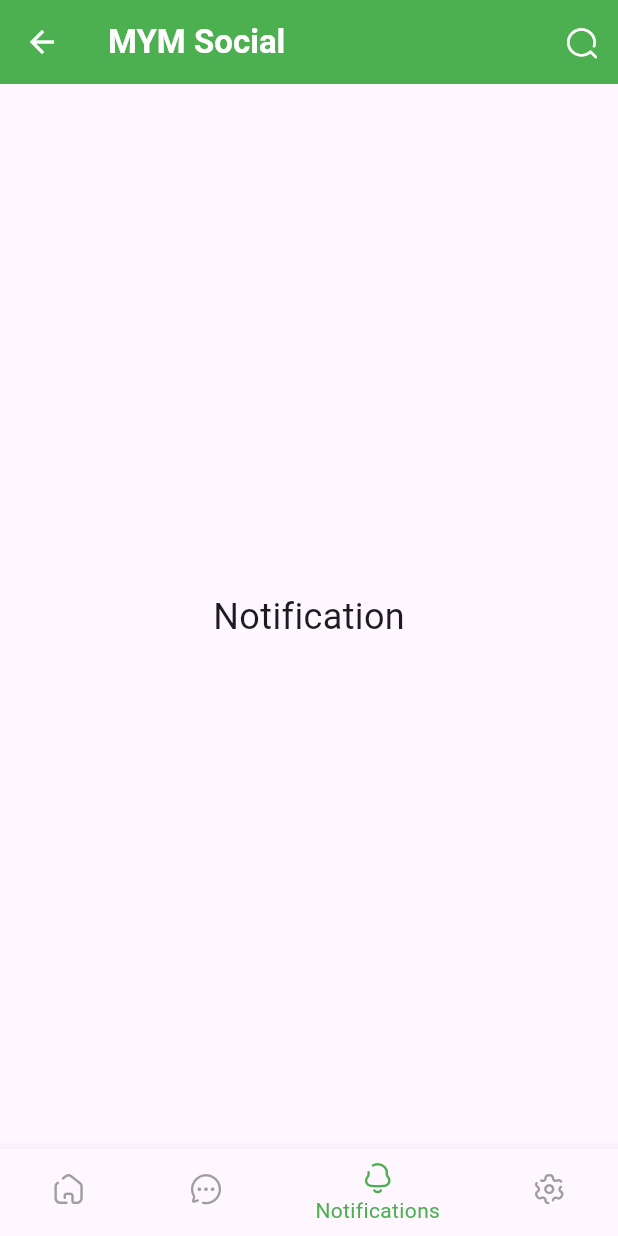
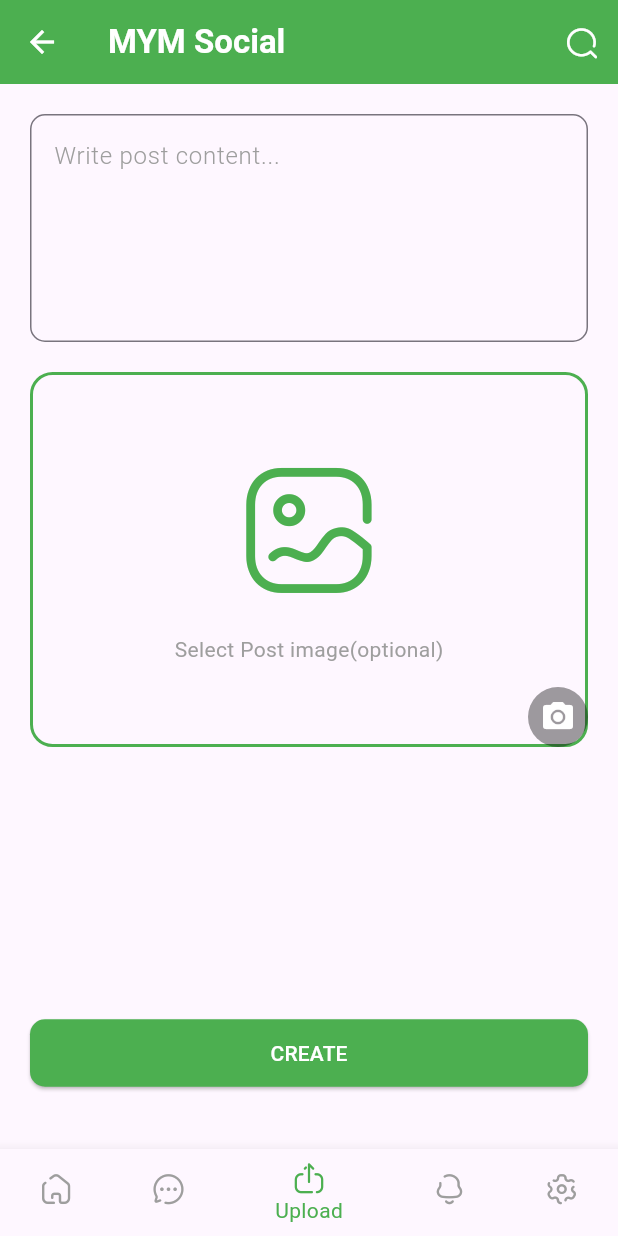
Before and after one commit to 3shmawi/social_app_firebase_3c, a Flutter app: the LayoutView screen opened directly, item 3 of the bottom bar chosen, on a phone screen of 412 x 824 dp. Run offline on Flutter 3.47's test engine with Material 3 defaults, Android fonts, the phone set to English and light mode, and no system bars; our stand-ins replace cloud_firestore, firebase_auth, firebase_core, firebase_storage, flutter_bloc, fluttertoast and 2 more; accounts and stored records are empty.

Commit message:
create post and delete

```diff
--- a/lib/app/app.dart
+++ b/lib/app/app.dart
@@ -2,6 +2,7 @@
 import 'package:flutter_bloc/flutter_bloc.dart';
 import 'package:social_3c/controller/auth_ctrl.dart';
 import 'package:social_3c/controller/layout_ctrl.dart';
+import 'package:social_3c/controller/post_ctrl.dart';
 import 'package:social_3c/screens/splash.dart';
 
 class MyApp extends StatelessWidget {
@@ -13,6 +14,7 @@
       providers: [
         BlocProvider(create: (context) => LayoutCtrl()),
         BlocProvider(create: (context) => AuthCtrl()),
+        BlocProvider(create: (context) => PostCtrl()..getPost()),
       ],
       child: const MaterialApp(
         debugShowCheckedModeBanner: false,
--- a/lib/controller/layout_ctrl.dart
+++ b/lib/controller/layout_ctrl.dart
@@ -3,6 +3,8 @@
 import 'package:social_3c/screens/layout/home/view.dart';
 import 'package:social_3c/screens/layout/notifications/view.dart';
 import 'package:social_3c/screens/layout/settings/view.dart';
+
+import '../screens/layout/create_post/view.dart';
 
 class LayoutCtrl extends Cubit<LayoutStates> {
   LayoutCtrl() : super(LayoutInitState());
@@ -10,6 +12,7 @@
   final screens = const [
     HomeView(),
     ChatView(),
+    CreatePostView(),
     NotificationView(),
     SettingsView(),
   ];
--- /dev/null
+++ b/lib/controller/post_ctrl.dart
@@ -0,0 +1,119 @@
+import 'dart:io';
+
+import 'package:cloud_firestore/cloud_firestore.dart';
+import 'package:firebase_storage/firebase_storage.dart';
+import 'package:flutter/cupertino.dart';
+import 'package:flutter_bloc/flutter_bloc.dart';
+import 'package:image_picker/image_picker.dart';
+import 'package:social_3c/model/post.dart';
+import 'package:social_3c/model/user.dart';
+import 'package:social_3c/screens/_resources/shared/toast.dart';
+
+class PostCtrl extends Cubit<PostStates> {
+  PostCtrl() : super(PostInitialState());
+
+  final _fireStore = FirebaseFirestore.instance;
+  final _storage = FirebaseStorage.instance;
+  final contentCtrl = TextEditingController();
+  final _picker = ImagePicker();
+
+  XFile? selectedImage;
+
+  void createPost(UserModel user) async {
+    if (contentCtrl.text.isEmpty) {
+      AppToast.error("Please enter content");
+      return;
+    }
+    emit(CreatePostLoadingState());
+    final newId = DateTime.now().toIso8601String();
+    String? imgUrl;
+    if (selectedImage != null) {
+      imgUrl = await _uploadImage(File(selectedImage!.path));
+    }
+    final post = PostModel(
+      postId: newId,
+      content: contentCtrl.text,
+      createdAt: Timestamp.now(),
+      updatedAt: Timestamp.now(),
+      postImageUrl: imgUrl,
+      user: user,
+    );
+
+    _fireStore
+        .collection("beboPosts")
+        .doc(newId)
+        .set(post.toJson())
+        .then((value) {
+      AppToast.success("Created post successfully");
+      contentCtrl.clear();
+      selectedImage = null;
+      getPost();
+    }).catchError((error) {
+      AppToast.error("Failed to create post. Please try again later.");
+      emit(CreatePostErrorState());
+    });
+  }
+
+  Future<void> pickImage() async {
+    selectedImage = null;
+    final image = await _picker.pickImage(source: ImageSource.gallery);
+    selectedImage = image;
+    emit(PickImagesState());
+  }
+
+  //upload image
+  Future<String> _uploadImage(File file) async {
+    return _storage
+        .ref()
+        .child('posts/${file.path}')
+        .putFile(file)
+        .then((snapshot) async {
+      final downloadUrl = await snapshot.ref.getDownloadURL();
+      return downloadUrl;
+    });
+  }
+
+  List<PostModel> posts = [];
+
+  void getPost() {
+    emit(GetPostsLoadingState());
+    _fireStore
+        .collection("beboPosts")
+        .orderBy("createdAt", descending: true)
+        .get()
+        .then((querySnapshot) {
+      posts = querySnapshot.docs
+          .map((doc) => PostModel.fromJson(doc.data()))
+          .toList();
+      emit(GetPostsSuccessState());
+    }).catchError((error) {
+      AppToast.error("Failed to get posts. Please try again later.");
+      emit(GetPostsErrorState());
+    });
+  }
+
+  void deletePost(String postId) {
+    _fireStore.collection("beboPosts").doc(postId).delete().then((value) {
+      AppToast.success("Post deleted successfully");
+      getPost();
+    });
+  }
+}
+
+abstract class PostStates {}
+
+class PostInitialState extends PostStates {}
+
+final class CreatePostLoadingState extends PostStates {}
+
+class CreatePostSuccessState extends PostStates {}
+
+class CreatePostErrorState extends PostStates {}
+
+final class GetPostsLoadingState extends PostStates {}
+
+class GetPostsSuccessState extends PostStates {}
+
+class GetPostsErrorState extends PostStates {}
+
+class PickImagesState extends PostStates {}
--- /dev/null
+++ b/lib/model/post.dart
@@ -0,0 +1,42 @@
+import 'package:cloud_firestore/cloud_firestore.dart';
+import 'package:social_3c/model/user.dart';
+
+class PostModel {
+  final String postId;
+  final String content;
+  final Timestamp createdAt;
+  final Timestamp updatedAt;
+  final UserModel user;
+  final String? postImageUrl;
+
+  PostModel({
+    required this.postId,
+    required this.content,
+    required this.createdAt,
+    required this.updatedAt,
+    required this.user,
+    this.postImageUrl,
+  });
+
+  Map<String, dynamic> toJson() {
+    return {
+      'postId': postId,
+      'content': content,
+      'createdAt': createdAt,
+      'updatedAt': updatedAt,
+      'user': user.toJson(),
+      'postImageUrl': postImageUrl,
+    };
+  }
+
+  factory PostModel.fromJson(Map<String, dynamic> json) {
+    return PostModel(
+      postId: json['postId'],
+      content: json['content'],
+      createdAt: json['createdAt'],
+      updatedAt: json['updatedAt'],
+      user: UserModel.fromMap(json['user']),
+      postImageUrl: json['postImageUrl'],
+    );
+  }
+}
--- /dev/null
+++ b/lib/screens/layout/create_post/view.dart
@@ -0,0 +1,133 @@
+import 'dart:io';
+
+import 'package:flutter/material.dart';
+import 'package:flutter_bloc/flutter_bloc.dart';
+import 'package:social_3c/controller/auth_ctrl.dart';
+import 'package:social_3c/controller/post_ctrl.dart';
+import 'package:social_3c/screens/_resources/shared/toast.dart';
+
+import '../../_resources/assets_path/icon_broken.dart';
+
+class CreatePostView extends StatelessWidget {
+  const CreatePostView({super.key});
+
+  @override
+  Widget build(BuildContext context) {
+    return BlocConsumer<PostCtrl, PostStates>(
+      listener: (context, state) {
+        if (state is GetPostsSuccessState) {}
+      },
+      builder: (context, state) {
+        final cubit = context.read<PostCtrl>();
+        return Padding(
+          padding: const EdgeInsets.all(20.0),
+          child: Column(
+            children: [
+              TextField(
+                controller: cubit.contentCtrl,
+                maxLines: 5,
+                minLines: 5,
+                decoration: InputDecoration(
+                  border: OutlineInputBorder(
+                    borderRadius: BorderRadius.circular(10),
+                  ),
+                  hintText: 'Write post content...',
+                  hintStyle: TextStyle(
+                      color: Colors.grey.shade500, fontWeight: FontWeight.w300),
+                ),
+              ),
+              const SizedBox(height: 20),
+              Stack(
+                alignment: Alignment.bottomRight,
+                children: [
+                  Container(
+                    width: double.infinity,
+                    height: 250,
+                    decoration: BoxDecoration(
+                      image: cubit.selectedImage != null
+                          ? DecorationImage(
+                              fit: BoxFit.cover,
+                              image: FileImage(
+                                File(
+                                  cubit.selectedImage!.path,
+                                ),
+                              ),
+                            )
+                          : null,
+                      borderRadius: BorderRadius.circular(15),
+                      border: Border.all(
+                        color: Colors.green,
+                        width: 2,
+                      ),
+                    ),
+                    child: cubit.selectedImage == null
+                        ? const Center(
+                            child: Column(
+                              mainAxisAlignment: MainAxisAlignment.center,
+                              children: [
+                                Icon(
+                                  IconBroken.image2,
+                                  color: Colors.green,
+                                  size: 100,
+                                ),
+                                SizedBox(height: 20),
+                                Text(
+                                  'Select Post image(optional)',
+                                  style: TextStyle(color: Colors.grey),
+                                ),
+                              ],
+                            ),
+                          )
+                        : null,
+                  ),
+                  CircleAvatar(
+                    backgroundColor: Colors.black38,
+                    child: IconButton(
+                      icon: const Icon(
+                        Icons.camera_alt,
+                        color: Colors.white,
+                      ),
+                      onPressed: () {
+                        cubit.pickImage();
+                      },
+                    ),
+                  )
+                ],
+              ),
+              const Spacer(),
+              ElevatedButton(
+                style: ElevatedButton.styleFrom(
+                    backgroundColor: Colors.green,
+                    foregroundColor: Colors.white,
+                    minimumSize: const Size(double.infinity, 45),
+                    shape: RoundedRectangleBorder(
+                      borderRadius: BorderRadius.circular(10),
+                    )),
+                onPressed: state is CreatePostLoadingState
+                    ? null
+                    : () {
+                        final user = context.read<AuthCtrl>().myData;
+                        if (user == null) {
+                          AppToast.error(
+                              "You must be logged in to create a new post");
+                        } else {
+                          cubit.createPost(user);
+                        }
+                      },
+                child: const Text('CREATE'),
+              ),
+              if (state is CreatePostLoadingState)
+                const Padding(
+                  padding: EdgeInsets.all(8.0),
+                  child: LinearProgressIndicator(
+                    color: Colors.green,
+                  ),
+                ),
+              const SizedBox(height: 20),
+            ],
+          ),
+        );
+      },
+    );
+  }
+}
--- a/lib/screens/layout/home/widgets.dart
+++ b/lib/screens/layout/home/widgets.dart
@@ -1,9 +1,14 @@
 import 'package:flutter/material.dart';
+import 'package:flutter_bloc/flutter_bloc.dart';
+import 'package:social_3c/controller/post_ctrl.dart';
+import 'package:social_3c/model/post.dart';
 
 import '../../_resources/assets_path/icon_broken.dart';
 
 class PostCardItem extends StatelessWidget {
-  const PostCardItem({super.key});
+  const PostCardItem(this.post, {super.key});
+
+  final PostModel post;
 
   @override
   Widget build(BuildContext context) {
@@ -33,15 +38,15 @@
                     child: Column(
                       crossAxisAlignment: CrossAxisAlignment.start,
                       children: [
-                        const Text(
-                          "<NAME>",
-                          style: TextStyle(
+                        Text(
+                          post.user.name,
+                          style: const TextStyle(
                             fontSize: 18,
                             fontWeight: FontWeight.bold,
                           ),
                         ),
                         Text(
-                          "1h .ago",
+                          post.createdAt.toString(),
                           style: TextStyle(
                             fontSize: 14,
                             color: Colors.grey.shade400,
@@ -51,25 +56,28 @@
                     ),
                   ),
                 ),
-                _buildPopupMenuButton(),
+                _buildPopupMenuButton(context),
               ],
             ),
             const Divider(color: Colors.green),
-            const Text(
-              "Lorem ipsum dolor sit amet, consectetur adipiscing elit. Sed consectetur orci eget neque tincidunt, ac tristique felis sagittis. Integer volutpat, ex vel varius finibus, mauris mauris consectetur ex, id interdum justo ipsum eu lectus.",
-              style: TextStyle(fontSize: 16),
+            Align(
+              alignment: Alignment.topLeft,
+              child: Text(
+                post.content,
+                style: const TextStyle(fontSize: 16),
+              ),
             ),
             //todo if there is an image
-            if (true) ...[
+            if (post.postImageUrl != null) ...[
               const SizedBox(height: 10),
               Container(
                 height: 200,
                 decoration: BoxDecoration(
                   border: Border.all(color: Colors.green),
                   borderRadius: BorderRadius.circular(10),
-                  image: const DecorationImage(
+                  image: DecorationImage(
                     image: NetworkImage(
-                      "https://picsum.photos/150/150",
+                      post.postImageUrl!,
                     ),
                     fit: BoxFit.cover,
                   ),
@@ -104,13 +112,17 @@
     );
   }
 
-  PopupMenuButton<int> _buildPopupMenuButton() {
+  PopupMenuButton<int> _buildPopupMenuButton(BuildContext context) {
     return PopupMenuButton(
       shape: RoundedRectangleBorder(
         borderRadius: BorderRadius.circular(10),
       ),
       icon: const Icon(IconBroken.moreSquare),
-      onSelected: (index) {},
+      onSelected: (index) {
+        if (index == 1) {
+          context.read<PostCtrl>().deletePost(post.postId);
+        }
+      },
       itemBuilder: (context) => [
         PopupMenuItem(
           value: 0,
--- a/lib/screens/layout/layout_view.dart
+++ b/lib/screens/layout/layout_view.dart
@@ -49,6 +49,10 @@
                 label: "Chat",
               ),
               BottomNavigationBarItem(
+                icon: Icon(IconBroken.upload),
+                label: "Upload",
+              ),
+              BottomNavigationBarItem(
                 icon: Icon(IconBroken.notification),
                 label: "Notifications",
               ),
--- a/pubspec.yaml
+++ b/pubspec.yaml
@@ -41,6 +41,8 @@
   firebase_auth: ^5.1.2
   fluttertoast: ^8.2.6
   shared_preferences: ^2.2.3
+  firebase_storage: ^12.1.2
+  image_picker: ^1.1.2
 
 dev_dependencies:
   flutter_test:
```
Also changed, not shown: lib/screens/layout/home/view.dart (+51 -3 lines), pubspec.lock, 5 other files.
